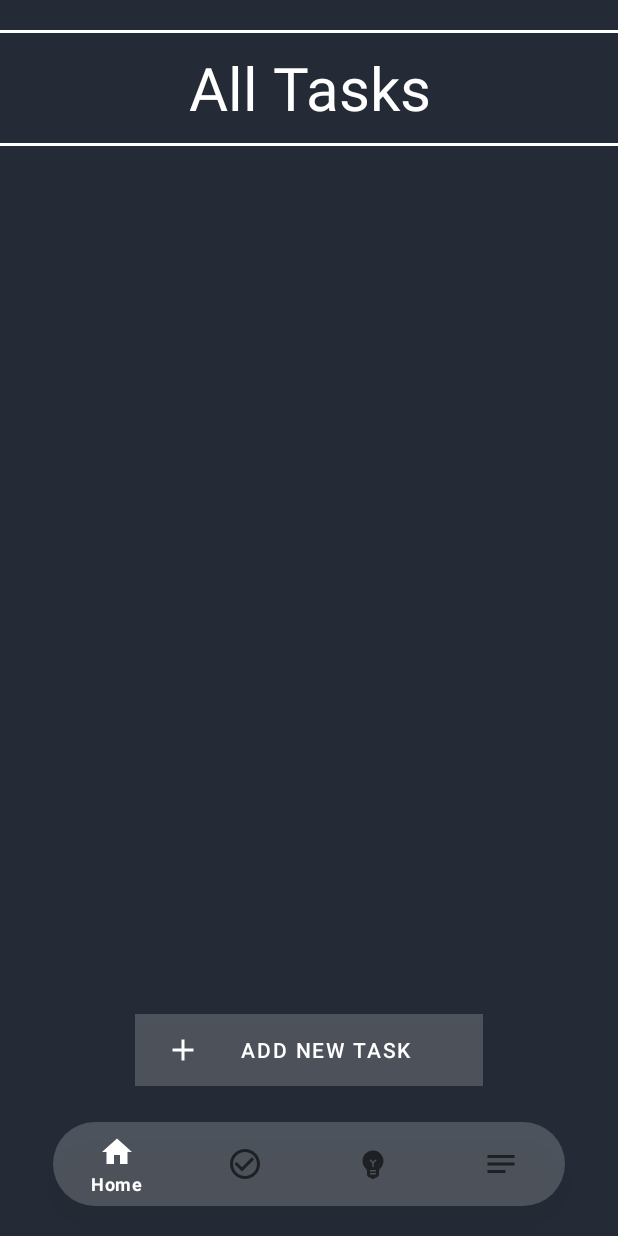
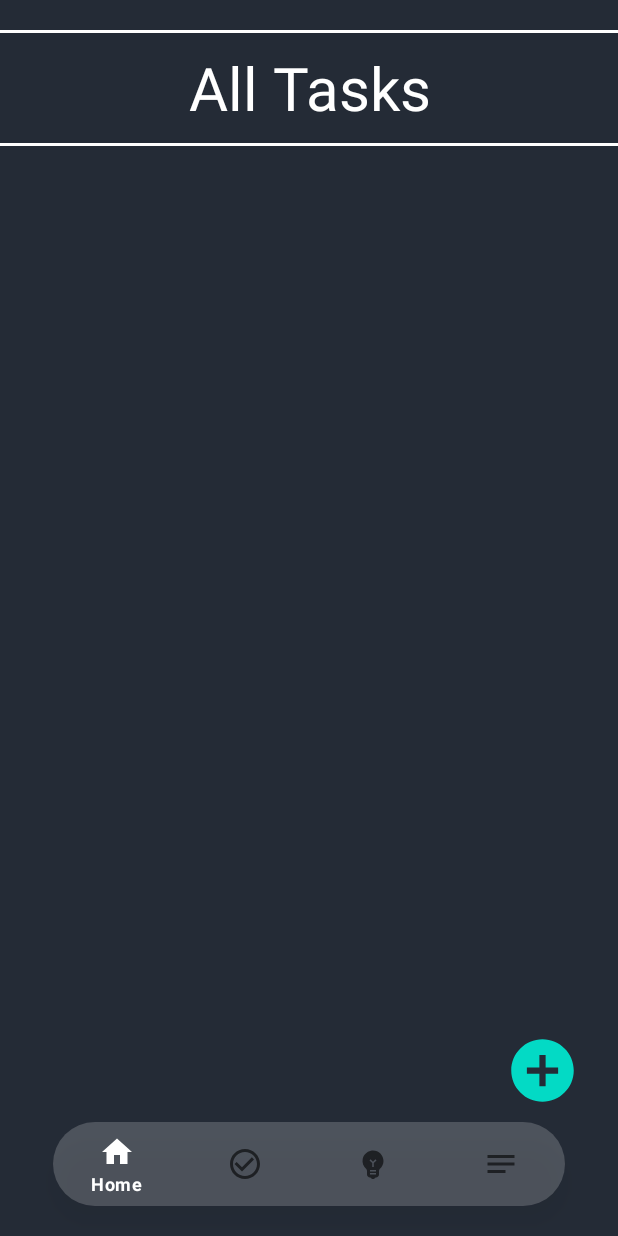
Before and after one commit to LeFi8/HabitApp, an Android app: the TasksFragment screen opened through its navigation route, on a phone screen of 412 x 824 dp. Run offline under Robolectric (Android 15) with nearby library versions, the phone set to English and light mode, and no system bars; Roboto replaces fonts that are not available here.

Commit message:
change add task icon

```diff
--- a/app/src/main/java/com/example/habitapp/AddTaskActivity.java
+++ b/app/src/main/java/com/example/habitapp/AddTaskActivity.java
@@ -5,6 +5,7 @@ import androidx.recyclerview.widget.LinearLayoutManager;
 import androidx.recyclerview.widget.RecyclerView;
 
 import android.app.DatePickerDialog;
+import android.content.Intent;
 import android.database.Cursor;
 import android.os.Bundle;
 import android.widget.Button;
@@ -47,12 +48,13 @@ public class AddTaskActivity extends AppCompatActivity {
             if (taskTitle.getText().toString().isEmpty())
                 Toast.makeText(this, "Task needs a title", Toast.LENGTH_SHORT).show();
             else {
-                // TODO: save title, date and description, count number of ongoing tasks
                 DbHelper db = new DbHelper(AddTaskActivity.this);
                 db.addTask(taskTitle.getText().toString(), date, taskDetails.getText().toString());
 
                 Toast.makeText(this, "Task added!", Toast.LENGTH_SHORT).show();
-                finish();
+                Intent intent = new Intent(this, MainActivity.class);
+                startActivity(intent);
+//                finish();
             }
         });
     }
--- a/app/src/main/java/com/example/habitapp/TasksFragment.java
+++ b/app/src/main/java/com/example/habitapp/TasksFragment.java
@@ -5,6 +5,7 @@ import android.database.Cursor;
 import android.os.Bundle;
 
 import androidx.fragment.app.Fragment;
+import androidx.fragment.app.FragmentTransaction;
 import androidx.recyclerview.widget.LinearLayoutManager;
 import androidx.recyclerview.widget.RecyclerView;
 
@@ -14,6 +15,7 @@ import android.view.ViewGroup;
 import android.widget.Button;
 
 import java.util.ArrayList;
+import java.util.Objects;
 
 public class TasksFragment extends Fragment {
 
@@ -37,13 +39,9 @@ public class TasksFragment extends Fragment {
         dueDate = new ArrayList<>();
         details = new ArrayList<>();
 
-        storeDataInArrays();
+        displayTasks();
 
-        adapter = new TaskAdapter(this.getActivity(), idTask, name, dueDate, details);
-        recyclerView.setAdapter(adapter);
-        recyclerView.setLayoutManager(new LinearLayoutManager(this.getActivity()));
-
-        Button addTask = rootView.findViewById(R.id.add_task_button);
+        View addTask = rootView.findViewById(R.id.add_task_button);
         addTask.setOnClickListener( l -> openAddTaskActivity());
 
         return rootView;
@@ -65,4 +63,12 @@ public class TasksFragment extends Fragment {
             }
         }
     }
+
+    private void displayTasks(){
+        storeDataInArrays();
+        adapter = new TaskAdapter(this.getActivity(), idTask, name, dueDate, details);
+        recyclerView.setAdapter(adapter);
+        recyclerView.setLayoutManager(new LinearLayoutManager(this.getActivity()));
+    }
+
 }
--- /dev/null
+++ b/app/src/main/res/drawable/ic_add_circle.xml
@@ -0,0 +1,5 @@
+<vector android:height="24dp" android:tint="@color/teal_200"
+    android:viewportHeight="24" android:viewportWidth="24"
+    android:width="24dp" xmlns:android="http://schemas.android.com/apk/res/android">
+    <path android:fillColor="@color/teal_200" android:pathData="M12,2C6.48,2 2,6.48 2,12s4.48,10 10,10 10,-4.48 10,-10S17.52,2 12,2zM17,13h-4v4h-2v-4L7,13v-2h4L11,7h2v4h4v2z"/>
+</vector>
--- /dev/null
+++ b/app/src/main/res/drawable/ic_delete.xml
@@ -0,0 +1,5 @@
+<vector android:height="24dp" android:tint="#FFFFFF"
+    android:viewportHeight="24" android:viewportWidth="24"
+    android:width="24dp" xmlns:android="http://schemas.android.com/apk/res/android">
+    <path android:fillColor="@android:color/white" android:pathData="M6,19c0,1.1 0.9,2 2,2h8c1.1,0 2,-0.9 2,-2V7H6v12zM19,4h-3.5l-1,-1h-5l-1,1H5v2h14V4z"/>
+</vector>
--- a/app/src/main/res/layout/activity_add_task.xml
+++ b/app/src/main/res/layout/activity_add_task.xml
@@ -80,7 +80,7 @@
         android:ems="10"
         android:fontFamily="@font/roboto"
         android:hint="@string/details"
-        android:inputType="text"
+        android:inputType="textMultiLine"
         android:backgroundTint="@color/white"
         android:textColorHint="@color/light_grey3"
         android:textSize="20sp"
--- a/app/src/main/res/layout/activity_main.xml
+++ b/app/src/main/res/layout/activity_main.xml
@@ -29,10 +29,9 @@
         android:name="androidx.navigation.fragment.NavHostFragment"
         android:layout_width="match_parent"
         android:layout_height="match_parent"
-        android:layout_marginBottom="100dp"
+        android:layout_marginBottom="85dp"
         app:defaultNavHost="true"
         app:layout_constraintBottom_toTopOf="@+id/bottomNavigationView"
-        app:layout_constraintEnd_toEndOf="parent"
         app:layout_constraintStart_toStartOf="parent"
         app:layout_constraintTop_toTopOf="parent"
         app:layout_constraintVertical_bias="0.0"
--- a/app/src/main/res/layout/fragment_tasks.xml
+++ b/app/src/main/res/layout/fragment_tasks.xml
@@ -50,13 +50,13 @@
             app:layout_constraintStart_toStartOf="parent"
             app:layout_constraintTop_toBottomOf="@+id/all_tasks" />
 
-        <Button
+        <!--<Button
             android:id="@+id/add_task_button"
             android:layout_width="match_parent"
             android:layout_height="wrap_content"
             android:layout_marginStart="90dp"
             android:layout_marginEnd="90dp"
-            android:layout_marginBottom="0dp"
+            android:layout_marginBottom="10dp"
             android:background="@color/transparent"
             android:drawableLeft="@drawable/ic_add"
             android:drawablePadding="10dp"
@@ -68,9 +68,9 @@
             app:layout_constraintEnd_toEndOf="parent"
             app:layout_constraintHorizontal_bias="1.0"
             app:layout_constraintStart_toStartOf="parent"
-            app:layout_constraintTop_toBottomOf="@+id/line2"
+            app:layout_constraintTop_toTopOf="@+id/recycler_view"
             app:layout_constraintVertical_bias="1.0"
-            tools:ignore="RtlHardcoded,RtlSymmetry" />
+            tools:ignore="RtlHardcoded,RtlSymmetry" />-->
 
         <androidx.recyclerview.widget.RecyclerView
             android:id="@+id/recycler_view"
@@ -79,11 +79,31 @@
             android:layout_marginStart="1dp"
             android:layout_marginTop="1dp"
             android:layout_marginEnd="1dp"
-            app:layout_constraintBottom_toTopOf="@+id/add_task_button"
+            app:layout_constraintBottom_toBottomOf="parent"
             app:layout_constraintEnd_toEndOf="parent"
             app:layout_constraintStart_toStartOf="parent"
             app:layout_constraintTop_toBottomOf="@+id/line2" />
 
+        <View
+            android:id="@+id/add_task_button"
+            android:layout_width="50dp"
+            android:layout_height="50dp"
+            android:layout_marginEnd="25dp"
+            android:layout_marginBottom="0dp"
+            android:background="@drawable/ic_add_circle"
+            app:layout_constraintBottom_toBottomOf="parent"
+            app:layout_constraintEnd_toEndOf="parent" />
+
+        <!--<Button
+            android:id="@+id/delete_task_button"
+            android:layout_width="35dp"
+            android:layout_height="35dp"
+            android:background="@drawable/ic_delete"
+            android:layout_marginEnd="35dp"
+            app:layout_constraintBottom_toBottomOf="@+id/all_tasks"
+            app:layout_constraintEnd_toEndOf="@+id/all_tasks"
+            app:layout_constraintTop_toTopOf="@+id/all_tasks" />-->
+
     </androidx.constraintlayout.widget.ConstraintLayout>
 
 </FrameLayout>
```
Also changed, not shown: app/src/main/res/layout/fragment_habits.xml (+23 -0 lines).
